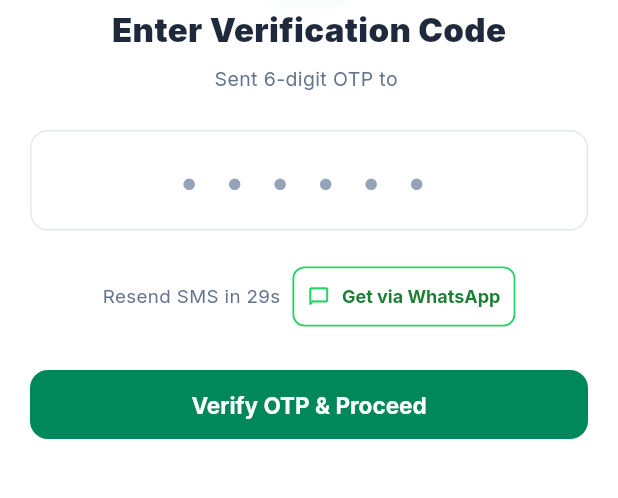
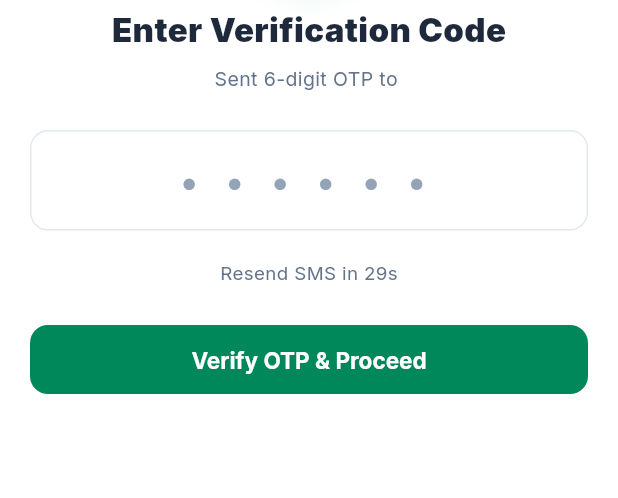
Before and after one commit to praveenmanepalli99-source/NearSlay, a Flutter app: the OtpVerificationScreen screen opened directly with empty values, on a phone screen of 412 x 824 dp, the part 272-770 px from its top. Run offline on Flutter 3.47's test engine with Material 3 defaults, Android fonts, the phone set to English and light mode, and no system bars; our stand-ins replace geocoding, geolocator, google_fonts, google_generative_ai, image_picker, shared_preferences; missing offline and left inert: razorpay_flutter; accounts and stored records are empty; network calls fail.

Commit message:
refactor(auth): remove Get via WhatsApp buttons and bump to build 64

```diff
--- a/lib/screens/otp_verification_screen.dart
+++ b/lib/screens/otp_verification_screen.dart
@@ -34,7 +34,6 @@ class _OtpVerificationScreenState extends State<OtpVerificationScreen> {
   bool _smsFailed = false;
   bool _smsSending = true;
   String? _smsFailureReason;
-  bool _isSendingWhatsApp = false;
 
   @override
   void initState() {
@@ -66,7 +65,7 @@ class _OtpVerificationScreenState extends State<OtpVerificationScreen> {
                     child: Text(
                       _smsFailureReason != null && _smsFailureReason!.isNotEmpty
                           ? _smsFailureReason!
-                          : 'Carrier SMS delayed or DLT restricted. Please tap Get via WhatsApp.',
+                          : 'Carrier SMS delayed or restricted. Please wait or tap Resend.',
                       style: const TextStyle(fontSize: 12.5, fontWeight: FontWeight.w600),
                     ),
                   ),
@@ -213,41 +212,6 @@ class _OtpVerificationScreenState extends State<OtpVerificationScreen> {
     }
   }
 
-  Future<void> _handleGetViaWhatsApp() async {
-    setState(() => _isSendingWhatsApp = true);
-
-    await SmsService.sendWhatsAppOtp(
-      phone: widget.phoneNumber,
-      otp: _activeOtp,
-    );
-
-    if (!mounted) return;
-    setState(() {
-      _isSendingWhatsApp = false;
-      _smsFailed = false;
-    });
-
-    ScaffoldMessenger.of(context).showSnackBar(
-      SnackBar(
-        content: Row(
-          children: [
-            const Icon(Icons.check_circle_rounded, color: Colors.white, size: 20),
-            const SizedBox(width: 8),
-            Expanded(
-              child: Text(
-                'Verification code dispatched to ${widget.phoneNumber}',
-                style: const TextStyle(fontSize: 13, fontWeight: FontWeight.w600),
-              ),
-            ),
-          ],
-        ),
-        backgroundColor: const Color(0xFF1E7E34),
-        duration: const Duration(seconds: 4),
-        behavior: SnackBarBehavior.floating,
-      ),
-    );
-  }
-
   @override
   Widget build(BuildContext context) {
     return Scaffold(
@@ -353,10 +317,9 @@ class _OtpVerificationScreenState extends State<OtpVerificationScreen> {
                                     ),
                                     const SizedBox(height: 2),
                                     Text(
-                                      _smsFailureReason?.contains('416') == true ||
-                                              _smsFailureReason?.contains('balance') == true
-                                          ? 'Carrier SMS dropped due to insufficient gateway balance / DLT. Please tap Get via WhatsApp below.'
-                                          : 'Carrier SMS delayed or DLT restricted. Please tap Get via WhatsApp below.',
+                                      _smsFailureReason != null && _smsFailureReason!.isNotEmpty
+                                          ? _smsFailureReason!
+                                          : 'Carrier SMS delayed or restricted. Please wait or tap Resend SMS below.',
                                       style: const TextStyle(fontSize: 12, color: Color(0xFF78350F)),
                                     ),
                                   ],
@@ -365,34 +328,6 @@ class _OtpVerificationScreenState extends State<OtpVerificationScreen> {
                             ],
                           ),
                         ),
-                      ],
-
-                      // Prominent "Get via WhatsApp" Button when SMS failed
-                      if (_smsFailed) ...[
-                        SizedBox(
-                          width: double.infinity,
-                          child: ElevatedButton.icon(
-                            icon: _isSendingWhatsApp
-                                ? const SizedBox(
-                                    width: 18,
-                                    height: 18,
-                                    child: CircularProgressIndicator(color: Colors.white, strokeWidth: 2),
-                                  )
-                                : const Icon(Icons.chat_bubble_rounded, size: 18, color: Colors.white),
-                            label: Text(
-                              _isSendingWhatsApp ? 'Delivering OTP via WhatsApp...' : 'Get via WhatsApp',
-                              style: const TextStyle(fontSize: 14.5, fontWeight: FontWeight.w800, color: Colors.white),
-                            ),
-                            style: ElevatedButton.styleFrom(
-                              backgroundColor: const Color(0xFF25D366),
-                              elevation: 2,
-                              padding: const EdgeInsets.symmetric(vertical: 13),
-                              shape: RoundedRectangleBorder(borderRadius: BorderRadius.circular(12)),
-                            ),
-                            onPressed: _isSendingWhatsApp ? null : _handleGetViaWhatsApp,
-                          ),
-                        ),
-                        const SizedBox(height: 16),
                       ],
 
                       // OTP Input Box
@@ -476,38 +411,12 @@ class _OtpVerificationScreenState extends State<OtpVerificationScreen> {
                                         ? 'Verification code resent to ${widget.phoneNumber}'
                                         : (smsResult.message.isNotEmpty
                                             ? smsResult.message
-                                            : 'Failed to resend code. Please tap Get via WhatsApp.')),
+                                            : 'Failed to resend code. Please try again.')),
                                     backgroundColor: smsResult.success ? AppColors.primary : AppColors.errorRed,
                                     duration: const Duration(seconds: 4),
                                   ),
                                 );
                               },
-                            ),
-                          // Secondary WhatsApp Option (available if not already in failure prominent view)
-                          if (!_smsFailed)
-                            OutlinedButton.icon(
-                              style: OutlinedButton.styleFrom(
-                                foregroundColor: const Color(0xFF25D366),
-                                side: const BorderSide(color: Color(0xFF25D366), width: 1.2),
-                                padding: const EdgeInsets.symmetric(horizontal: 10, vertical: 6),
-                                shape: RoundedRectangleBorder(borderRadius: BorderRadius.circular(8)),
-                              ),
-                              icon: _isSendingWhatsApp
-                                  ? const SizedBox(
-                                      width: 14,
-                                      height: 14,
-                                      child: CircularProgressIndicator(color: Color(0xFF25D366), strokeWidth: 1.8),
-                                    )
-                                  : const Icon(Icons.chat_bubble_outline_rounded, size: 15, color: Color(0xFF25D366)),
-                              label: Text(
-                                _isSendingWhatsApp ? 'Sending...' : 'Get via WhatsApp',
-                                style: const TextStyle(
-                                  fontSize: 12,
-                                  fontWeight: FontWeight.w700,
-                                  color: Color(0xFF1E7E34),
-                                ),
-                              ),
-                              onPressed: _isSendingWhatsApp ? null : _handleGetViaWhatsApp,
                             ),
                         ],
                       ),
--- a/pubspec.yaml
+++ b/pubspec.yaml
@@ -16,7 +16,7 @@ publish_to: 'none' # Remove this line if you wish to publish to pub.dev
 # https://developer.apple.com/library/archive/documentation/General/Reference/InfoPlistKeyReference/Articles/CoreFoundationKeys.html
 # In Windows, build-name is used as the major, minor, and patch parts
 # of the product and file versions while build-number is used as the build suffix.
-version: 1.0.45+63
+version: 1.0.45+64
 
 environment:
   sdk: '>=3.4.3 <4.0.0'
```
